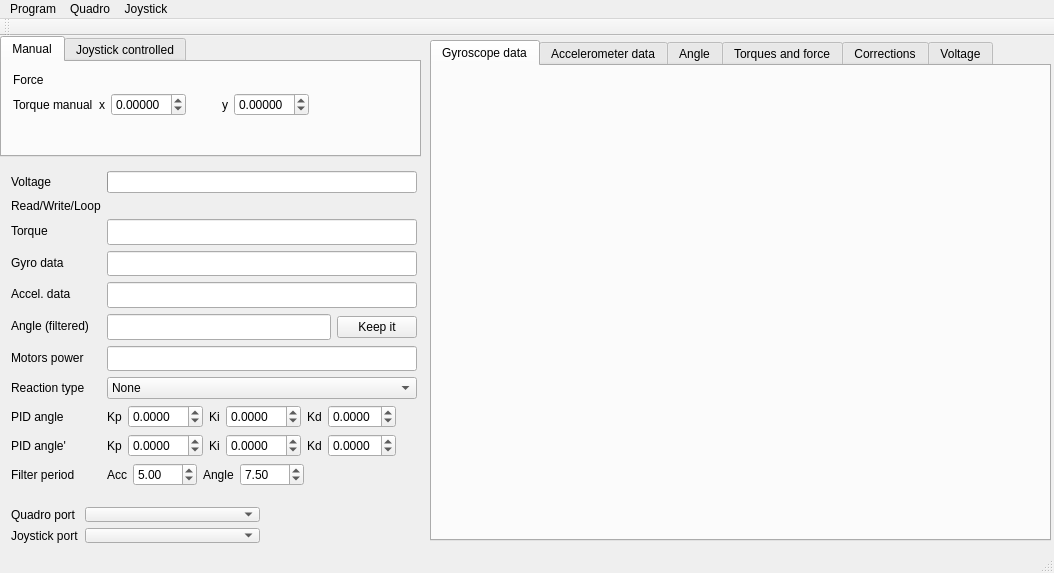
Qt form control/qt/quadro.ui (it-workshop/Quadrocopter) before a commit.
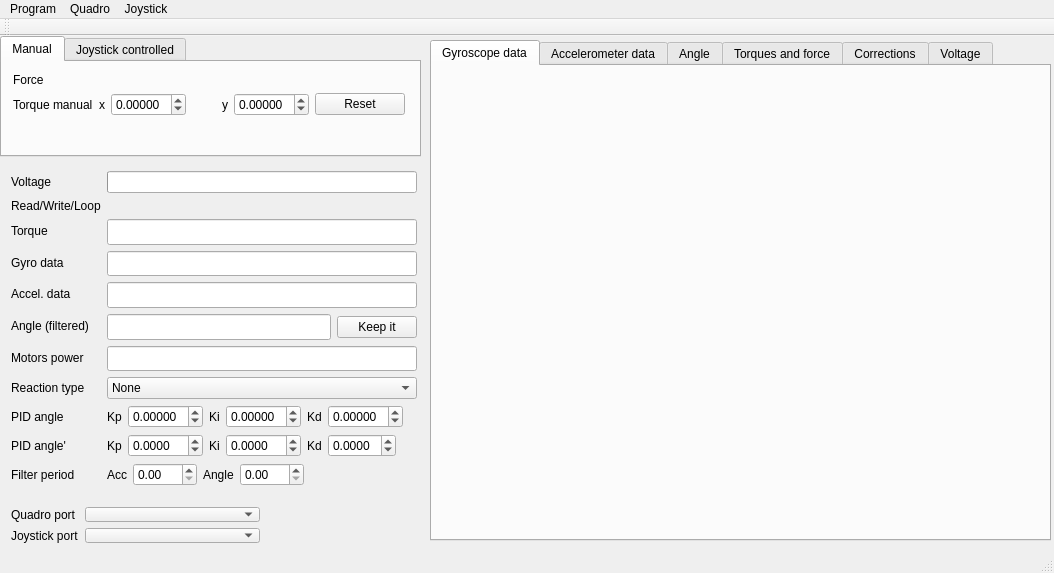
The same form after that commit. Custom widgets are drawn as their Qt base class.

Commit message: Interface: voltage and angle ranges, throttle_manual reset button

What changed in the file:
```diff
--- a/control/qt/quadro.ui
+++ b/control/qt/quadro.ui
@@ -236,6 +236,13 @@
            </property>
           </widget>
          </item>
+         <item>
+          <widget class="QPushButton" name="torque_manual_reset">
+           <property name="text">
+            <string>Reset</string>
+           </property>
+          </widget>
+         </item>
         </layout>
        </item>
       </layout>
@@ -522,13 +529,13 @@
           <string/>
          </property>
          <property name="decimals">
-          <number>4</number>
+          <number>5</number>
          </property>
          <property name="minimum">
-          <double>-10.000000000000000</double>
+          <double>-1.000000000000000</double>
          </property>
          <property name="maximum">
-          <double>10.000000000000000</double>
+          <double>1.000000000000000</double>
          </property>
          <property name="singleStep">
           <double>0.010000000000000</double>
@@ -563,13 +570,13 @@
           <string/>
          </property>
          <property name="decimals">
-          <number>4</number>
+          <number>5</number>
          </property>
          <property name="minimum">
-          <double>-10.000000000000000</double>
+          <double>-1.000000000000000</double>
          </property>
          <property name="maximum">
-          <double>10.000000000000000</double>
+          <double>1.000000000000000</double>
          </property>
          <property name="singleStep">
           <double>0.010000000000000</double>
@@ -601,7 +608,7 @@
           <string/>
          </property>
          <property name="decimals">
-          <number>4</number>
+          <number>5</number>
          </property>
          <property name="minimum">
           <double>-1.000000000000000</double>
@@ -795,7 +802,7 @@
           <double>0.500000000000000</double>
          </property>
          <property name="value">
-          <double>5.000000000000000</double>
+          <double>0.000000000000000</double>
          </property>
         </widget>
        </item>
@@ -839,7 +846,7 @@
           <double>0.500000000000000</double>
          </property>
          <property name="value">
-          <double>7.500000000000000</double>
+          <double>0.000000000000000</double>
          </property>
         </widget>
        </item>
```
Left out of the diff: 8 changed lines with no effect on the pictures. The commit also changes 4 other files.
